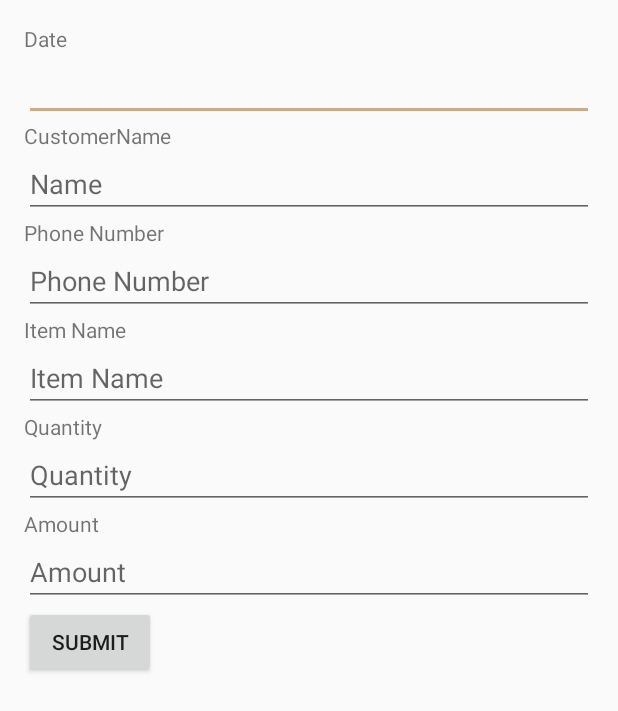
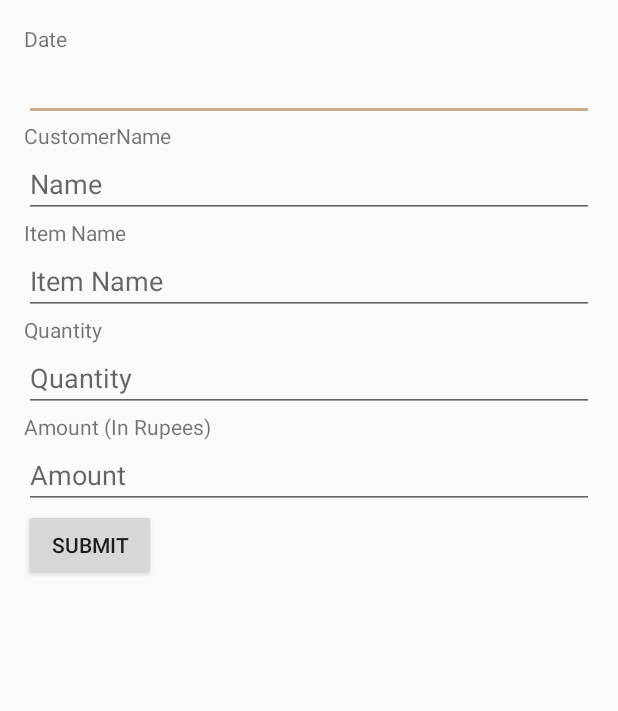
Before and after one commit to saugatchetry/myinventory-android-app, an Android app: the layout content_edit.xml on its own in the app's theme, with its tools: preview values and no code run, on a phone screen of 412 x 824 dp. Shown: the top 711 px of the screen. Run offline under Robolectric (Android 15) with nearby library versions, the phone set to English and light mode, and no system bars.

Commit message:
All done again

```diff
--- a/app/build.gradle
+++ b/app/build.gradle
@@ -7,7 +7,7 @@ android {
         applicationId "zakoi.com.myinventory"
         minSdkVersion 17
         targetSdkVersion 25
-        versionCode 1
+        versionCode 2
         versionName "1.0"
         testInstrumentationRunner "android.support.test.runner.AndroidJUnitRunner"
     }
--- a/app/src/main/java/zakoi/com/myinventory/ReceiptEntry.java
+++ b/app/src/main/java/zakoi/com/myinventory/ReceiptEntry.java
@@ -293,6 +293,7 @@ public class ReceiptEntry extends AppCompatActivity {
 
     private void clearForm() {
 
+        et_customerName.setText("Cash");
         et_customerPhoneNumber.setText("");
         et_itemAmount.setText("");
         actv_itemName.setText("");
--- a/app/src/main/java/zakoi/com/myinventory/SelectTask.java
+++ b/app/src/main/java/zakoi/com/myinventory/SelectTask.java
@@ -560,7 +560,9 @@ public class SelectTask extends AppCompatActivity implements View.OnClickListene
         List<ItemReceipt> allReceipts = ItemReceipt.getAllEditableReceipts();
         totalCash = 0.0;
         for(ItemReceipt ir : allReceipts){
-            totalCash = totalCash + ir.amount;
+            if (ir.customerName.equalsIgnoreCase("Cash")) {
+                totalCash = totalCash + ir.amount;
+            }
         }
         Log.d("TotalCash","Cash = "+totalCash);
         return totalCash;
--- a/app/src/main/java/zakoi/com/myinventory/SplashScreen.java
+++ b/app/src/main/java/zakoi/com/myinventory/SplashScreen.java
@@ -70,10 +70,13 @@ public class SplashScreen extends AppCompatActivity {
     }
 
     private void saveVendorsToDB(List<Vendors> body) {
+
         if(body == null) {
             SplashScreen.this.ShowError();
             return;
         }
+
+        Vendors.DeleteAll();
 
         ArrayList<String> vendor_names = new ArrayList<>();
         for (Vendors vendor : body){
--- a/app/src/main/java/zakoi/com/myinventory/Utility/Config.java
+++ b/app/src/main/java/zakoi/com/myinventory/Utility/Config.java
@@ -8,10 +8,11 @@ import java.util.Date;
 
 public class Config {
     //Server
-//    public static final String SERVER_URL = "https://server.cemnohouse.biz";
+    public static final String SERVER_URL = "https://server.cemnohouse.biz";
     public static boolean SYNC = true;
     public static final String PHONE_NUMBER = "+918884090930";
-    public static final String SERVER_URL = "https://c87329ea.ngrok.io";
+//    public static final String PHONE_NUMBER = "4127261460";
+//    public static final String SERVER_URL = "https://07c8bd4c.ngrok.io";
 
 
     //Shared Pref
--- a/app/src/main/java/zakoi/com/myinventory/model/Vendors.java
+++ b/app/src/main/java/zakoi/com/myinventory/model/Vendors.java
@@ -3,6 +3,7 @@ package zakoi.com.myinventory.model;
 import com.activeandroid.Model;
 import com.activeandroid.annotation.Column;
 import com.activeandroid.annotation.Table;
+import com.activeandroid.query.Delete;
 import com.activeandroid.query.Select;
 
 import java.util.List;
@@ -21,4 +22,8 @@ public class Vendors extends Model{
         return new Select().all().from(Vendors.class).execute();
     }
 
+    public static void DeleteAll() {
+        new Delete().from(Vendors.class).execute();
+    }
+
 }
--- a/app/src/main/res/layout/content_edit.xml
+++ b/app/src/main/res/layout/content_edit.xml
@@ -63,23 +63,24 @@
         android:id="@+id/customerPhoneNumber"
         android:layout_width="match_parent"
         android:layout_height="wrap_content"
-        android:layout_below="@+id/customerName">
+        android:layout_below="@+id/customerName"
+        android:visibility="gone">
 
         <TextView
 
-            android:text="Phone Number"
+            android:id="@+id/customerPhoneNumberLabel"
             android:layout_width="wrap_content"
             android:layout_height="wrap_content"
-            android:id="@+id/customerPhoneNumberLabel" />
+            android:text="Phone Number" />
 
         <EditText
+            android:id="@+id/customerPhoneNumberText"
             android:layout_width="match_parent"
             android:layout_height="wrap_content"
-            android:inputType="textPersonName"
-            android:hint="Phone Number"
             android:layout_below="@+id/customerPhoneNumberLabel"
             android:ems="10"
-            android:id="@+id/customerPhoneNumberText" />
+            android:hint="Phone Number"
+            android:inputType="textPersonName" />
     </RelativeLayout>
 
     <RelativeLayout
@@ -137,7 +138,7 @@
 
         <TextView
 
-            android:text="Amount"
+            android:text="Amount (In Rupees)"
             android:layout_width="wrap_content"
             android:layout_height="wrap_content"
             android:id="@+id/amountLabel" />
--- a/app/src/main/res/layout/content_receipt_entry.xml
+++ b/app/src/main/res/layout/content_receipt_entry.xml
@@ -200,7 +200,7 @@
 
         <TextView
 
-            android:text="Amount"
+            android:text="Amount  (In Rupees)"
             android:layout_width="wrap_content"
             android:layout_height="wrap_content"
             android:id="@+id/amountLabel" />
```
